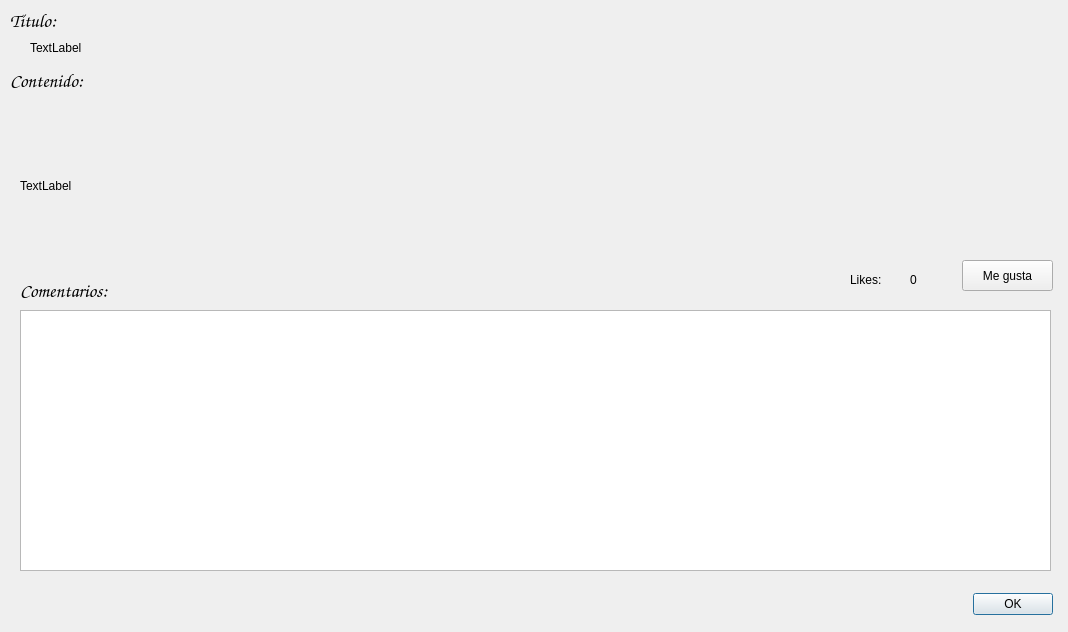
The window that hitagget/viewpost.ui (Lossani/CC31_U201720651_U201920080_U201921200_U201920273) describes before a commit, drawn with Qt 5.
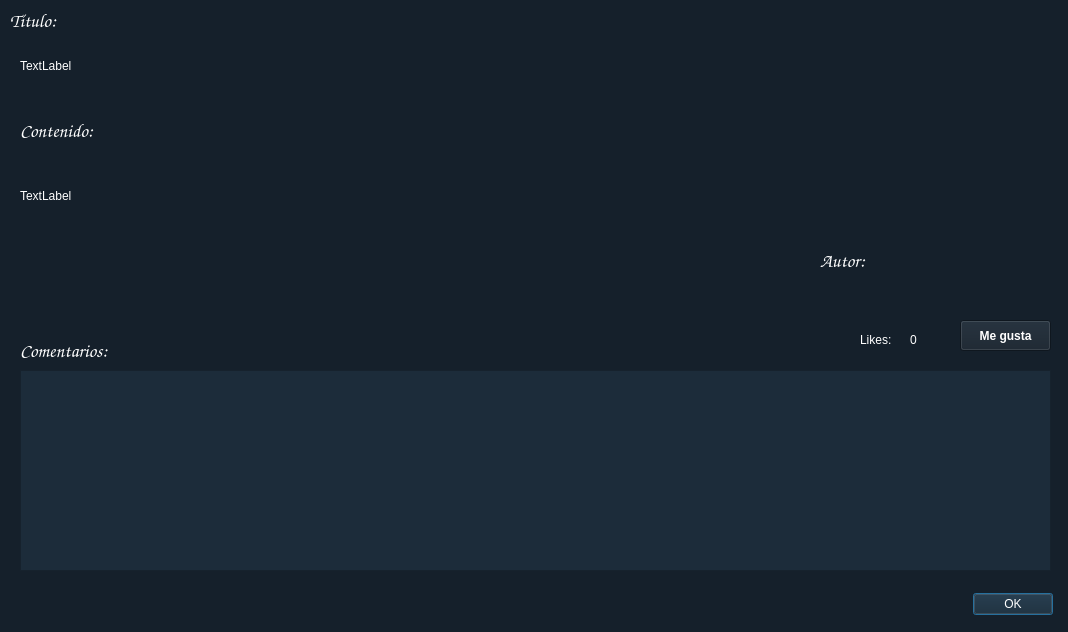
The same window after the commit.

What changed in the file:
```diff
--- a/hitagget/viewpost.ui
+++ b/hitagget/viewpost.ui
@@ -13,13 +13,17 @@
   <property name="windowTitle">
    <string>Dialog</string>
   </property>
+  <property name="styleSheet">
+   <string notr="true">background-color: rgb(21, 32, 43);
+color: rgb(255, 255, 255)</string>
+  </property>
   <widget class="QLabel" name="lblPostContent">
    <property name="geometry">
     <rect>
      <x>20</x>
-     <y>100</y>
+     <y>160</y>
      <width>1021</width>
-     <height>171</height>
+     <height>71</height>
     </rect>
    </property>
    <property name="text">
@@ -64,10 +68,10 @@
   <widget class="QLabel" name="lblPostTitle">
    <property name="geometry">
     <rect>
-     <x>30</x>
+     <x>20</x>
      <y>40</y>
-     <width>1011</width>
-     <height>16</height>
+     <width>1021</width>
+     <height>51</height>
     </rect>
    </property>
    <property name="text">
@@ -77,8 +81,8 @@
   <widget class="QLabel" name="lblContent">
    <property name="geometry">
     <rect>
-     <x>10</x>
-     <y>70</y>
+     <x>20</x>
+     <y>120</y>
      <width>171</width>
      <height>21</height>
     </rect>
@@ -100,17 +104,20 @@
    <property name="geometry">
     <rect>
      <x>20</x>
-     <y>310</y>
+     <y>370</y>
      <width>1031</width>
-     <height>261</height>
+     <height>201</height>
     </rect>
    </property>
+   <property name="styleSheet">
+    <string notr="true">background-color: rgb(28, 44, 58);</string>
+   </property>
   </widget>
   <widget class="QLabel" name="lblComments">
    <property name="geometry">
     <rect>
      <x>20</x>
-     <y>280</y>
+     <y>340</y>
      <width>171</width>
      <height>21</height>
     </rect>
@@ -131,12 +138,21 @@
   <widget class="QPushButton" name="btnLike">
    <property name="geometry">
     <rect>
-     <x>962</x>
-     <y>260</y>
+     <x>960</x>
+     <y>320</y>
      <width>91</width>
      <height>31</height>
     </rect>
    </property>
+   <property name="font">
+    <font>
+     <weight>75</weight>
+     <bold>true</bold>
+    </font>
+   </property>
+   <property name="styleSheet">
+    <string notr="true"/>
+   </property>
    <property name="text">
     <string>Me gusta</string>
    </property>
@@ -144,8 +160,8 @@
   <widget class="QLabel" name="lblLikes">
    <property name="geometry">
     <rect>
-     <x>850</x>
-     <y>270</y>
+     <x>860</x>
+     <y>330</y>
      <width>51</width>
      <height>20</height>
     </rect>
@@ -158,7 +174,7 @@
    <property name="geometry">
     <rect>
      <x>910</x>
-     <y>270</y>
+     <y>330</y>
      <width>41</width>
      <height>20</height>
     </rect>
@@ -167,6 +183,50 @@
     <string>0</string>
    </property>
   </widget>
+  <widget class="QLabel" name="lblAuthor">
+   <property name="geometry">
+    <rect>
+     <x>820</x>
+     <y>250</y>
+     <width>71</width>
+     <height>21</height>
+    </rect>
+   </property>
+   <property name="font">
+    <font>
+     <family>Comic Sans MS</family>
+     <pointsize>14</pointsize>
+     <weight>50</weight>
+     <italic>false</italic>
+     <bold>false</bold>
+    </font>
+   </property>
+   <property name="text">
+    <string>Autor:</string>
+   </property>
+  </widget>
+  <widget class="QLabel" name="lblAuthorName">
+   <property name="geometry">
+    <rect>
+     <x>900</x>
+     <y>240</y>
+     <width>141</width>
+     <height>31</height>
+    </rect>
+   </property>
+   <property name="font">
+    <font>
+     <family>Comic Sans MS</family>
+     <pointsize>12</pointsize>
+     <weight>50</weight>
+     <italic>true</italic>
+     <bold>false</bold>
+    </font>
+   </property>
+   <property name="text">
+    <string/>
+   </property>
+  </widget>
  </widget>
  <resources/>
  <connections/>
```
